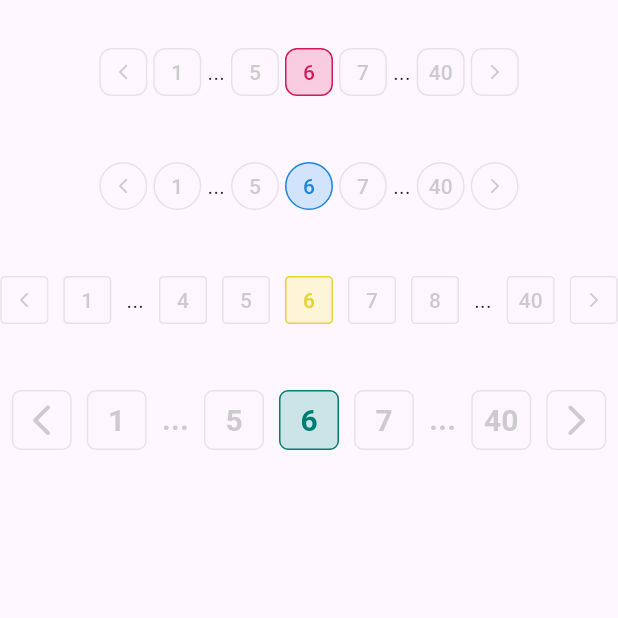
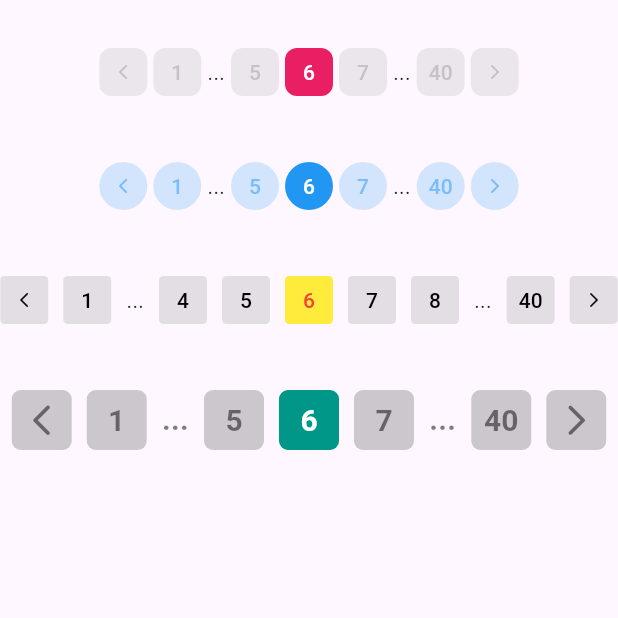
Before and after one commit to shyamexe/material_pagination, a Flutter app: the screen it shows after launch, on a phone screen of 412 x 824 dp, the top half of it. Run offline on Flutter 3.47's test engine with Material 3 defaults, Android fonts, the phone set to English and light mode, and no system bars.

Commit message:
added filled type

````diff
--- a/example/lib/main.dart
+++ b/example/lib/main.dart
@@ -18,6 +18,7 @@ class MainApp extends StatelessWidget {
             children: [
               const SizedBox(height: 20),
               MaterialPagination(
+
                 currentPage: page,
                 totalPages: 40,
                 onPageChanged: (p0) {
@@ -43,7 +44,7 @@ class MainApp extends StatelessWidget {
                 },
                 visiblePageCount: 3,
                 activeColor: Colors.blue,
-                inactiveColor: Colors.grey,
+                inactiveColor: Colors.blue,
                 borderRadius: 60,
               ),
               const SizedBox(height: 20),
@@ -60,8 +61,11 @@ class MainApp extends StatelessWidget {
                 iconGap: 10,
                 visiblePageCount:5,
                 activeColor: Colors.yellow,
-                inactiveColor: Colors.grey,
+                inactiveColor: Colors.grey.shade600,
+                inactiveTextColor: Colors.black,
+                activeTextColor:  Colors.red,
                 borderRadius: 3,
+                type: MPageType.filled,
               ),
               const SizedBox(height: 20),
                MaterialPagination(
@@ -86,7 +90,7 @@ class MainApp extends StatelessWidget {
 
 
                 activeColor: Colors.teal,
-                inactiveColor: Colors.grey,
+                inactiveColor: Colors.black,
                 borderRadius: 6,
               ),
               const SizedBox(height: 20),
--- a/lib/material_pagination.dart
+++ b/lib/material_pagination.dart
@@ -1,3 +1,4 @@
 library material_pagination;
 
 export './src/m_pagination.dart';
+export './src/utils.dart';
--- a/lib/src/m_pagination.dart
+++ b/lib/src/m_pagination.dart
@@ -1,4 +1,5 @@
 import 'package:flutter/material.dart';
+import 'package:material_pagination/src/utils.dart';
 
 /// [MaterialPagination] is a custom pagination widget that provides a flexible
 /// and customizable way to navigate through pages.
@@ -8,7 +9,7 @@ import 'package:flutter/material.dart';
 /// behavior of the pagination controls.
 ///
 /// Example usage:
-/// ```dart
+///
 /// MaterialPagination(
 ///   currentPage: 1,
 ///   totalPages: 10,
@@ -25,7 +26,7 @@ import 'package:flutter/material.dart';
 ///   borderRadius: 8.0,
 ///   colorDarkness: 0.2,
 /// )
-/// ```
+///
 ///
 /// ## Parameters:
 ///
@@ -55,7 +56,7 @@ import 'package:flutter/material.dart';
 /// This example shows how to create a basic pagination bar with 10 total pages,
 /// and a callback to handle page changes:
 ///
-/// ```dart
+///
 /// MaterialPagination(
 ///   currentPage: 3,
 ///   totalPages: 10,
@@ -71,7 +72,7 @@ import 'package:flutter/material.dart';
 ///   buttonSize: 36.0,
 ///   borderRadius: 10.0,
 /// )
-/// ```
+///
 ///
 /// ## Features:
 /// * Provides easy navigation through numbered pages.
@@ -101,6 +102,7 @@ class MaterialPagination extends StatelessWidget {
   /// Defaults to [Colors.blue].
   final Color? activeColor;
 
+
   /// The color of inactive page buttons.
   /// Defaults to [Colors.grey].
   final Color? inactiveColor;
@@ -128,6 +130,19 @@ class MaterialPagination extends StatelessWidget {
   /// Defaults to 0.3.
   final double colorDarkness;
 
+  /// The type of pagination button style to be used.
+  /// Determines the visual appearance of the pagination buttons.
+  /// Defaults to [MPageType.filled].
+  final MPageType type;
+
+  /// The color of the text for active buttons.
+  /// Defaults to null.
+  final Color? activeTextColor;
+
+  /// The color of the text for inactive buttons.
+  /// Defaults to null.
+  final Color? inactiveTextColor;
+
   const MaterialPagination({
     super.key,
     required this.currentPage,
@@ -142,6 +157,9 @@ class MaterialPagination extends StatelessWidget {
     this.borderRadius = 8.0,
     this.colorDarkness = 0.3,
     this.iconSize = 12.0,
+    this.type = MPageType.filled,
+    this.activeTextColor,
+    this.inactiveTextColor,
   });
 
   /// Helper method to calculate the visible range of page numbers to display.
@@ -176,31 +194,46 @@ class MaterialPagination extends StatelessWidget {
       width: buttonSize,
       child: DecoratedBox(
        decoration: BoxDecoration(
-          color: isCurrentPage
-
+          color: type == MPageType.filled
+              ? (isCurrentPage
+                  ? activeColor
+                  : inactiveColor?.withAlpha(50))
+              : (isCurrentPage
                   ? activeColor?.withAlpha(51)
-              : inactiveColor?.withAlpha(3),          borderRadius: BorderRadius.circular(borderRadius),
-          border: Border.all(
+                  : inactiveColor?.withAlpha(3)),
+          borderRadius: BorderRadius.circular(borderRadius),
+          border: type == MPageType.outlined
+              ? Border.all(
                   color: isCurrentPage
                       ? activeColor?.darken() ?? inactiveColor!
                       : inactiveColor!.withAlpha(59),
-          ),
+                )
+              : null,
         ),
         child: TextButton(
          style: TextButton.styleFrom(
             shape: RoundedRectangleBorder(
-                borderRadius: BorderRadius.circular(borderRadius)),
+              borderRadius: BorderRadius.circular(borderRadius),
+            ),
             padding: EdgeInsets.zero,
             textStyle: fontStyle?.copyWith(
-              color:
-                  isCurrentPage ? activeColor : inactiveColor?..withAlpha(128),
+              color: type == MPageType.filled && isCurrentPage
+                  ? activeTextColor ?? Colors.white
+                  : isCurrentPage
+                      ? activeTextColor ?? activeColor
+                      : inactiveTextColor ?? inactiveColor?.withAlpha(128),
             ),
             backgroundColor: Colors.transparent,
             foregroundColor: isCurrentPage
-                ? activeColor?.darken()
-                : inactiveColor?.withAlpha(128),            disabledForegroundColor: isCurrentPage
-                ? activeColor?.darken()
-                : inactiveColor?..withAlpha(128),
+                ? (type == MPageType.filled
+                    ? activeTextColor ?? Colors.white
+                    : activeTextColor ?? activeColor?.darken())
+                : inactiveTextColor ?? inactiveColor?.withAlpha(128),
+            disabledForegroundColor: isCurrentPage
+                ? (type == MPageType.filled
+                    ? activeTextColor ?? Colors.white
+                    : activeTextColor ?? activeColor?.darken())
+                : inactiveTextColor ?? inactiveColor?.withAlpha(128),
           ),
           onPressed: isCurrentPage ? null : () => onPageChanged(pageIndex),
           child: Text(
@@ -219,28 +252,32 @@ class MaterialPagination extends StatelessWidget {
       width: buttonSize,
       child: DecoratedBox(
        decoration: BoxDecoration(
-          color: Colors.transparent,
+          color: type == MPageType.filled
+              ? inactiveColor?.withAlpha(50)
+              : Colors.transparent,
           borderRadius: BorderRadius.circular(borderRadius),
-          border: Border.all(
-            color: inactiveColor!.withAlpha(59)
-          ),
+          border: type == MPageType.outlined
+              ? Border.all(color: inactiveColor!.withAlpha(59))
+              : null,
         ),
         child: IconButton(
          style: IconButton.styleFrom(
             padding: EdgeInsets.zero,
             backgroundColor: Colors.transparent,
-            foregroundColor: inactiveColor?.withAlpha(128),
+            foregroundColor: inactiveTextColor ?? inactiveColor?.withAlpha(128),
             shape: RoundedRectangleBorder(
-                borderRadius: BorderRadius.circular(borderRadius)),
+              borderRadius: BorderRadius.circular(borderRadius),
+            ),
           ),
           padding: EdgeInsets.zero,
           onPressed: isNext
               ? () => onPageChanged(currentPage + 1)
               : () => onPageChanged(currentPage - 1),
-          icon: Icon(
+          icon:
+             Icon(
             icon,
             size: iconSize,
-            color: inactiveColor?.withAlpha(128)
+            color: inactiveTextColor ?? inactiveColor?.withAlpha(128),
           ),
         ),
       ),
@@ -267,8 +304,8 @@ class MaterialPagination extends StatelessWidget {
             _buildPageButton(1, false),
             SizedBox(width: iconGap),
             Text('...',
-                style: fontStyle?.copyWith(
-                    color: inactiveColor?.withAlpha(128))),
+                style:
+                    fontStyle?.copyWith(color: inactiveTextColor ?? inactiveColor?.withAlpha(128))),
             SizedBox(width: iconGap),
           ],
           ...List.generate(endPage - startPage + 1, (index) {
@@ -283,8 +320,8 @@ class MaterialPagination extends StatelessWidget {
           if (endPage < totalPages) ...[
             SizedBox(width: iconGap),
             Text('...',
-                style: fontStyle?.copyWith(
-                    color: inactiveColor?.withAlpha(128))),
+                style:
+                    fontStyle?.copyWith(color: inactiveTextColor ?? inactiveColor?.withAlpha(128))),
             SizedBox(width: iconGap),
             _buildPageButton(totalPages, false),
           ],
@@ -297,20 +334,3 @@ class MaterialPagination extends StatelessWidget {
     );
   }
 }
-
-/// Extension to darken a color by a given amount (0 to 1).
-extension ColorExtensions on Color {
-  Color darken([double amount = 0.1]) {
-    // Ensure amount is within valid range
-    assert(amount >= 0 && amount <= 1, 'Amount should be between 0 and 1');
-
-    // Convert color to HSV, which makes it easier to adjust brightness
-    final hsvColor = HSVColor.fromColor(this);
-
-    // Calculate new value (brightness) of the color
-    final newValue = (hsvColor.value - amount).clamp(0.0, 1.0);
-
-    // Return new color with adjusted brightness
-    return hsvColor.withValue(newValue).toColor();
-  }
-}
--- /dev/null
+++ b/lib/src/utils.dart
@@ -0,0 +1,23 @@
+import 'package:flutter/material.dart';
+
+/// Extension to darken a color by a given amount (0 to 1).
+extension ColorExtensions on Color {
+  Color darken([double amount = 0.1]) {
+    // Ensure amount is within valid range
+    assert(amount >= 0 && amount <= 1, 'Amount should be between 0 and 1');
+
+    // Convert color to HSV, which makes it easier to adjust brightness
+    final hsvColor = HSVColor.fromColor(this);
+
+    // Calculate new value (brightness) of the color
+    final newValue = (hsvColor.value - amount).clamp(0.0, 1.0);
+
+    // Return new color with adjusted brightness
+    return hsvColor.withValue(newValue).toColor();
+  }
+}
+
+enum MPageType{
+  outlined,
+  filled
+}
````
Lines whose indentation alone changed are shown as unchanged.
